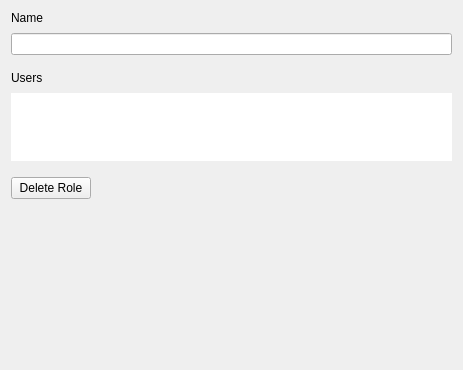
Above: client/libclient/src/ui/widgets/properties/user_group_settings_widget.ui from networkoptix/nx_open before the change. Below: the same form after it.
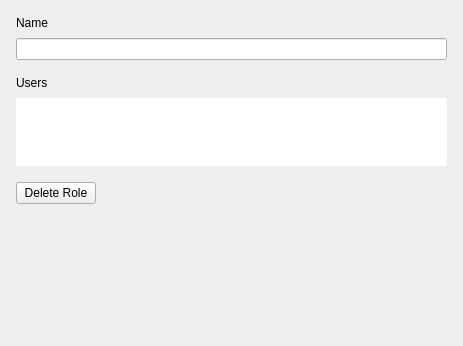
That is the form after the change. Custom widgets are drawn as their Qt base class.

```diff
--- a/client/libclient/src/ui/widgets/properties/user_group_settings_widget.ui
+++ b/client/libclient/src/ui/widgets/properties/user_group_settings_widget.ui
@@ -7,15 +7,24 @@
     <x>0</x>
     <y>0</y>
     <width>463</width>
-    <height>370</height>
+    <height>346</height>
    </rect>
   </property>
   <layout class="QVBoxLayout" name="verticalLayout_4">
    <property name="spacing">
     <number>16</number>
    </property>
+   <property name="leftMargin">
+    <number>16</number>
+   </property>
+   <property name="topMargin">
+    <number>16</number>
+   </property>
+   <property name="rightMargin">
+    <number>16</number>
+   </property>
    <property name="bottomMargin">
-    <number>0</number>
+    <number>16</number>
    </property>
    <item>
     <layout class="QVBoxLayout" name="verticalLayout">
@@ -111,8 +120,8 @@
      </property>
      <property name="sizeHint" stdset="0">
       <size>
-       <width>20</width>
-       <height>147</height>
+       <width>0</width>
+       <height>0</height>
       </size>
      </property>
     </spacer>
```
